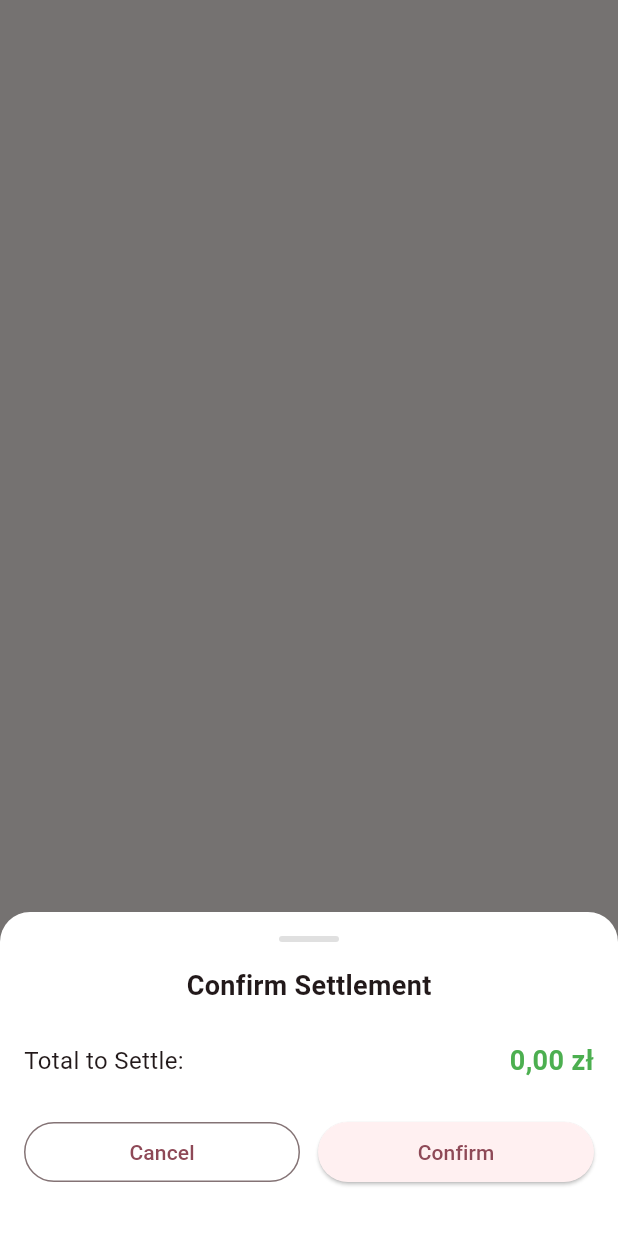
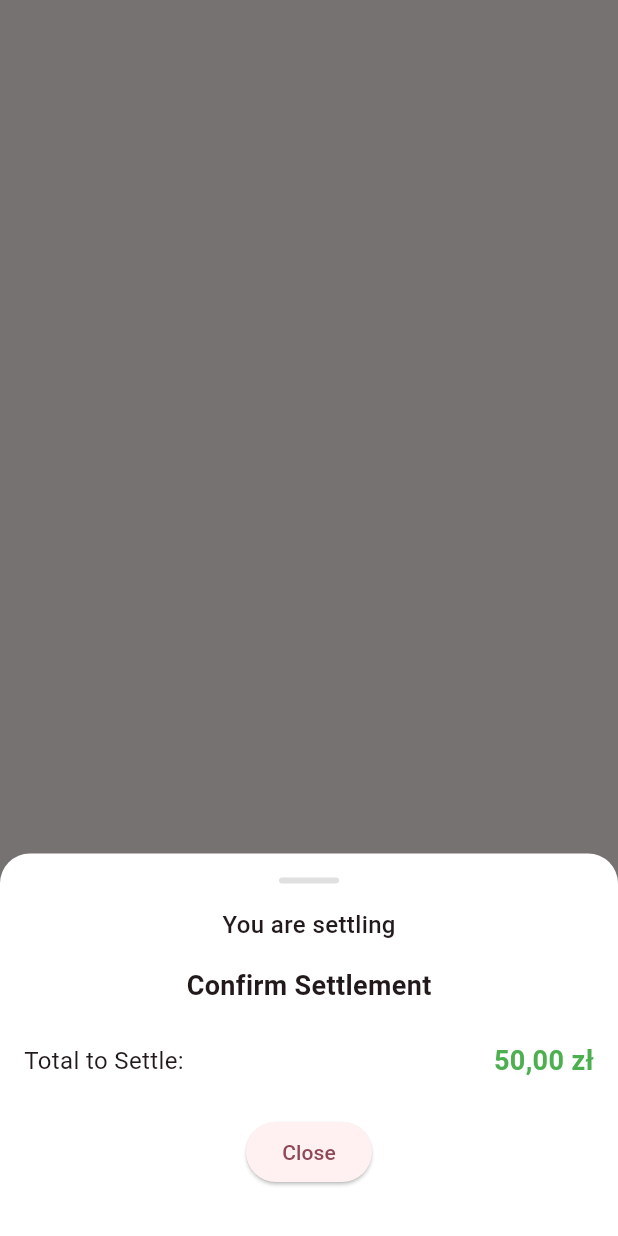
Before and after one commit to KasaWGrupie/Frontend, a Flutter app: what showSelectedGroupsSummaryModal() shows on an empty page, opened directly with empty values, on a phone screen of 412 x 824 dp. Run offline on Flutter 3.47's test engine with Material 3 defaults, Android fonts, the phone set to English and light mode, and no system bars; our stand-ins replace bloc, equatable, firebase_auth, firebase_core, flutter_bloc, flutter_dotenv and 2 more; accounts and stored records are empty; generated files the repository leaves out were written again; network calls fail.

Commit message:
Refactor settling between groups

```diff
--- a/lib/screens/friends_details_screen/friends_details_screen.dart
+++ b/lib/screens/friends_details_screen/friends_details_screen.dart
@@ -76,7 +76,8 @@ class FriendDetailsScreen extends StatelessWidget {
                 ),
         ),
         if (totalBalance != 0)
-          SettleBetweenGroupsButton(groupBalances: groupBalances),
+          SettleBetweenGroupsButton(
+              groupBalances: groupBalances, friendId: userId),
       ],
     );
   }
--- a/lib/screens/friends_details_screen/widgets/selected_groups_summary_modal.dart
+++ b/lib/screens/friends_details_screen/widgets/selected_groups_summary_modal.dart
@@ -2,22 +2,27 @@ import 'package:flutter/material.dart';
 import 'package:flutter_bloc/flutter_bloc.dart';
 import 'package:kasa_w_grupie/models/group.dart';
 import 'package:kasa_w_grupie/screens/friends_details_screen/utils/currency_formater.dart';
-import 'package:kasa_w_grupie/services/settlements_service.dart';
+import 'package:kasa_w_grupie/services/money_transactions_service.dart';
 
 Future<void> showSelectedGroupsSummaryModal(
   BuildContext context,
   List<Map<String, dynamic>> selectedGroups,
   CurrencyEnum selectedCurrency,
+  int friendId,
 ) async {
-  final settlementsService = context.read<SettlementsService>();
+  final moneyTransactionService = context.read<MoneyTransactionService>();
   final navigator = Navigator.of(context);
 
-  // Get total amount for settlement
-  final total =
-      await settlementsService.getTotalSettlementAmountInGivenCurrency(
-    selectedCurrency,
-    selectedGroups,
-  );
+  // TODO Create the money request here and integrate with backend
+  // final MoneyRequest newMoneyRequest =
+  //     await moneyTransactionService.createMoneyRequest(
+  //   selectedCurrency,
+  //   selectedGroups,
+  //   friendId,
+  // );
+
+  // final total = newMoneyRequest.moneyValue;
+  final total = 50.0;
 
   if (!navigator.mounted) {
     return;
@@ -45,13 +50,16 @@ Future<void> showSelectedGroupsSummaryModal(
               ),
             ),
             const SizedBox(height: 16),
+            Text(
+              'You are settling',
+              style: const TextStyle(fontSize: 16, fontWeight: FontWeight.w500),
+            ),
+            const SizedBox(height: 16),
             const Text(
               'Confirm Settlement',
               style: TextStyle(fontSize: 18, fontWeight: FontWeight.bold),
             ),
             const SizedBox(height: 24),
-
-            // Display total amount of money to settle
             Row(
               mainAxisAlignment: MainAxisAlignment.spaceBetween,
               children: [
@@ -67,54 +75,13 @@ Future<void> showSelectedGroupsSummaryModal(
               ],
             ),
             const SizedBox(height: 24),
-
-            // Confirmation button
-            Row(
-              children: [
-                Expanded(
-                  child: OutlinedButton(
-                    onPressed: () => Navigator.pop(builderContext),
-                    child: const Text("Cancel"),
-                  ),
-                ),
-                const SizedBox(width: 12),
-                Expanded(
-                  child: ElevatedButton(
-                    onPressed: () async {
-                      final confirm = await showDialog<bool>(
-                        context: builderContext,
-                        builder: (dialogContext) {
-                          // Confiramtion alert dialog
-                          return AlertDialog(
-                            title: const Text('Confirm Settlement'),
-                            content: const Text(
-                                'Are you sure you want to confirm this settlement?'),
-                            actions: [
-                              TextButton(
-                                onPressed: () =>
-                                    Navigator.of(dialogContext).pop(false),
-                                child: const Text('No'),
-                              ),
-                              TextButton(
-                                onPressed: () =>
-                                    Navigator.of(dialogContext).pop(true),
-                                child: const Text('Yes'),
-                              ),
-                            ],
-                          );
-                        },
-                      );
-
-                      if (confirm == true) {
-                        if (builderContext.mounted) {
-                          Navigator.pop(builderContext);
-                        }
-                      }
-                    },
-                    child: const Text("Confirm"),
-                  ),
-                ),
-              ],
+            ElevatedButton(
+              onPressed: () {
+                if (builderContext.mounted) {
+                  Navigator.pop(builderContext);
+                }
+              },
+              child: const Text("Close"),
             ),
             const SizedBox(height: 16),
           ],
--- a/lib/screens/friends_details_screen/widgets/settlte_between_groups_button.dart
+++ b/lib/screens/friends_details_screen/widgets/settlte_between_groups_button.dart
@@ -3,10 +3,12 @@ import 'package:kasa_w_grupie/screens/friends_details_screen/widgets/settle_betw
 
 class SettleBetweenGroupsButton extends StatelessWidget {
   final List<Map<String, dynamic>> groupBalances;
+  final int friendId;
 
   const SettleBetweenGroupsButton({
     super.key,
     required this.groupBalances,
+    required this.friendId,
   });
 
   @override
@@ -19,7 +21,8 @@ class SettleBetweenGroupsButton extends StatelessWidget {
         border: Border(top: BorderSide(color: Colors.grey.shade200)),
       ),
       child: ElevatedButton(
-        onPressed: () => showSettleBetweenGroupsModal(context, groupBalances),
+        onPressed: () =>
+            showSettleBetweenGroupsModal(context, groupBalances, friendId),
         style: ElevatedButton.styleFrom(
             padding: EdgeInsets.symmetric(vertical: 12)),
         child: Text("Settle"),
--- a/lib/services/settlements_service.dart
+++ /dev/null
@@ -1,21 +0,0 @@
-import 'package:kasa_w_grupie/models/group.dart';
-
-abstract class SettlementsService {
-  Future<double> getTotalSettlementAmountInGivenCurrency(
-      CurrencyEnum currency, List<Map<String, dynamic>> selectedGroups);
-}
-
-class SettlementsServiceMock implements SettlementsService {
-  @override
-  Future<double> getTotalSettlementAmountInGivenCurrency(
-      CurrencyEnum currency, List<Map<String, dynamic>> groupBalances) async {
-    double total = 0.0;
-
-    // For now performing addition regardless of currency
-    for (var balance in groupBalances) {
-      total += (balance["amount"]);
-    }
-
-    return total;
-  }
-}
```
Also changed, not shown: lib/main.dart (+2 -6 lines), lib/screens/friends_details_screen/widgets/settle_between_groups_modal.dart (+30 -8 lines).
